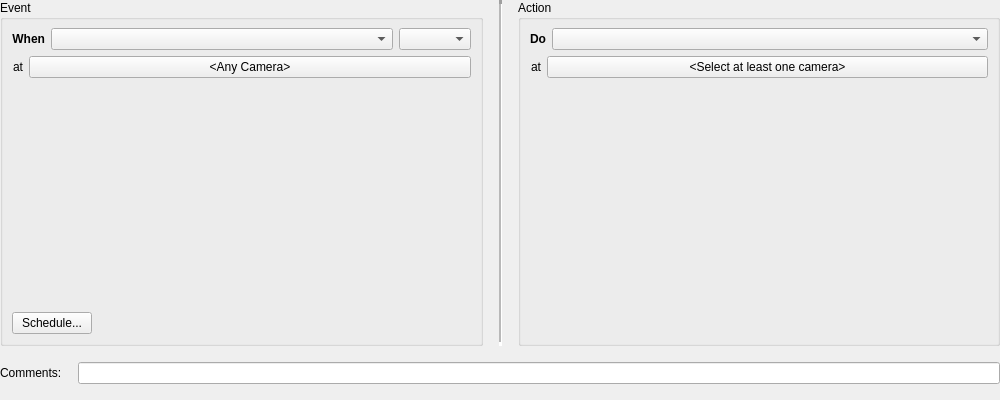
Qt form client/libclient/src/ui/widgets/business/business_rule_widget.ui (networkoptix/nx_open) before a commit.
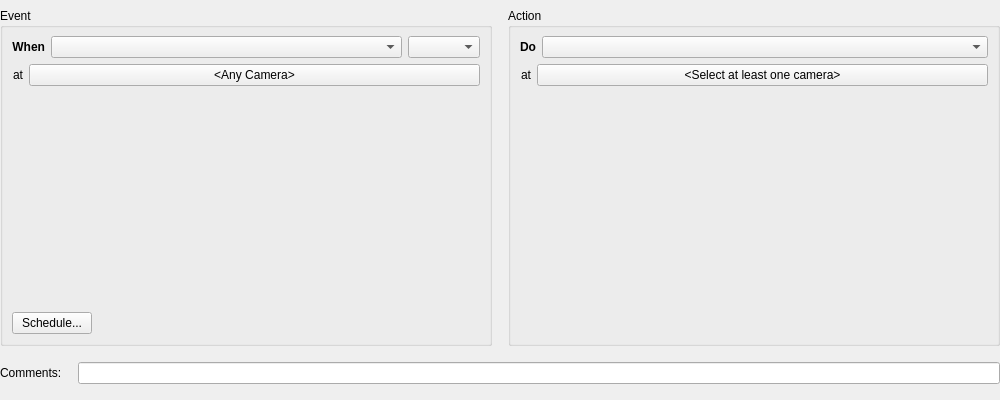
The same form after that commit. Custom widgets are drawn as their Qt base class.

Commit message:
VMS-4824: Event Rules dialog improvements
<==== Mercurial data ====>
Branch: dev_3.0.0_gui

What changed in the file:
```diff
--- a/client/libclient/src/ui/widgets/business/business_rule_widget.ui
+++ b/client/libclient/src/ui/widgets/business/business_rule_widget.ui
@@ -10,17 +10,11 @@
     <height>400</height>
    </rect>
   </property>
-  <property name="minimumSize">
-   <size>
-    <width>1000</width>
-    <height>400</height>
-   </size>
-  </property>
-  <property name="maximumSize">
-   <size>
-    <width>16777215</width>
-    <height>400</height>
-   </size>
+  <property name="sizePolicy">
+   <sizepolicy hsizetype="Minimum" vsizetype="Fixed">
+    <horstretch>0</horstretch>
+    <verstretch>0</verstretch>
+   </sizepolicy>
   </property>
   <property name="acceptDrops">
    <bool>true</bool>
@@ -45,7 +39,13 @@
     <number>16</number>
    </property>
    <item>
-    <layout class="QHBoxLayout" name="horizontalLayout_7" stretch="1,0,1">
+    <layout class="QHBoxLayout" name="horizontalLayout_7" stretch="1,1">
+     <property name="spacing">
+      <number>16</number>
+     </property>
+     <property name="topMargin">
+      <number>8</number>
+     </property>
      <item>
       <widget class="QGroupBox" name="eventDefinitionGroupBox">
        <property name="acceptDrops">
@@ -192,19 +192,6 @@
        </layout>
       </widget>
      </item>
-     <item>
-      <widget class="Line" name="line">
-       <property name="lineWidth">
-        <number>4</number>
-       </property>
-       <property name="midLineWidth">
-        <number>2</number>
-       </property>
-       <property name="orientation">
-        <enum>Qt::Vertical</enum>
-       </property>
-      </widget>
-     </item>
      <item>
       <widget class="QGroupBox" name="actionDefinitionGroupBox">
        <property name="acceptDrops">
```
The commit also changes 3 other files.
